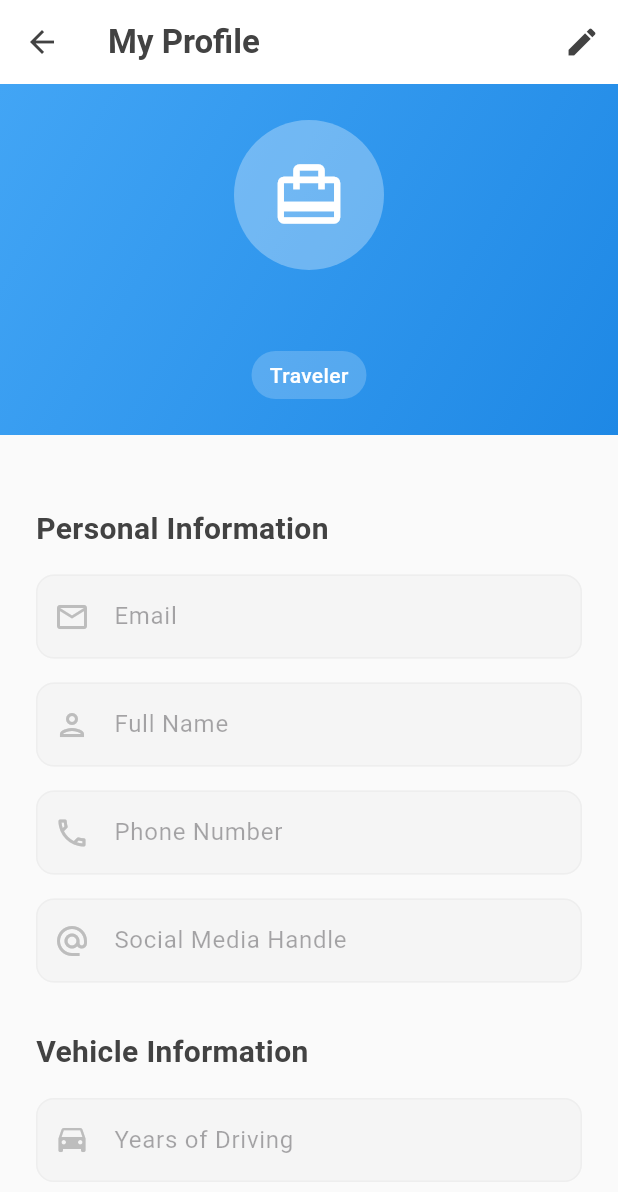
After one commit to Cokawhere/traveller, a Flutter app: the screen it shows once a user with an empty profile is signed in, in the side drawer, after a tap on "My Profile", on a phone screen of 412 x 824 dp. The commit adds this screen. Shown: the top 1192 px of the screen. Run offline on Flutter 3.47's test engine with Material 3 defaults, Android fonts, the phone set to English and light mode, and no system bars; our stand-ins replace cloud_firestore, firebase_auth, firebase_core; accounts and stored records are empty.

Commit message:
Added profile Screen

```diff
--- a/lib/main.dart
+++ b/lib/main.dart
@@ -4,6 +4,7 @@ import 'package:firebase_auth/firebase_auth.dart';
 import 'package:cloud_firestore/cloud_firestore.dart';
 import 'package:traveller/screens/home_screen.dart';
 import 'package:traveller/screens/login_screen.dart';
+import 'package:traveller/screens/profile_screen.dart';
 import 'package:traveller/screens/register_screen.dart';
 import 'package:traveller/services/auth.dart';
 
@@ -27,6 +28,7 @@ class MyApp extends StatelessWidget {
         '/login': (context) => LoginScreen(),
         '/register': (context) => RegisterScreen(),
         '/home': (context) => HomeScreen(),
+        '/profile': (context) => ProfileScreen(),
       },
     );
   }
--- a/lib/screens/home_screen.dart
+++ b/lib/screens/home_screen.dart
@@ -157,7 +157,6 @@ class HomeScreen extends StatelessWidget {
 
                 SizedBox(height: 32),
 
-
               ],
             ),
           ),
@@ -236,6 +235,25 @@ class HomeScreen extends StatelessWidget {
               padding: EdgeInsets.zero,
               children: [
                 SizedBox(height: 8),
+
+                // Profile menu item (for all roles)
+                ListTile(
+                  leading: Icon(Icons.account_circle, color: Colors.blue[600]),
+                  title: Text(
+                    'My Profile',
+                    style: TextStyle(
+                      fontSize: 16,
+                      fontWeight: FontWeight.w500,
+                    ),
+                  ),
+                  onTap: () {
+                    Navigator.pop(context);
+                    Navigator.pushNamed(context, '/profile');
+                  },
+                ),
+
+                Divider(height: 24, thickness: 1, indent: 16, endIndent: 16),
+
                 ..._getRoleSpecificMenuItems(user.role, context),
 
                 Divider(height: 32, thickness: 1),
@@ -509,48 +527,7 @@ class HomeScreen extends StatelessWidget {
     );
   }
 
-  Widget _buildActivityCard() {
-    return Container(
-      padding: EdgeInsets.all(20),
-      decoration: BoxDecoration(
-        color: Colors.white,
-        borderRadius: BorderRadius.circular(12),
-        boxShadow: [
-          BoxShadow(
-            color: Colors.black.withOpacity(0.05),
-            blurRadius: 10,
-            offset: Offset(0, 2),
-          ),
-        ],
-      ),
-      child: Column(
-        children: [
-          Icon(
-            Icons.upcoming,
-            size: 48,
-            color: Colors.grey[400],
-          ),
-          SizedBox(height: 12),
-          Text(
-            'No recent activity',
-            style: TextStyle(
-              fontSize: 16,
-              color: Colors.grey[600],
-              fontWeight: FontWeight.w500,
-            ),
-          ),
-          SizedBox(height: 4),
-          Text(
-            'Your activities will appear here',
-            style: TextStyle(
-              fontSize: 14,
-              color: Colors.grey[500],
-            ),
-          ),
-        ],
-      ),
-    );
-  }
+
 
   List<Color> _getRoleGradientColors(UserRole role) {
     switch (role) {
--- /dev/null
+++ b/lib/screens/profile_screen.dart
@@ -0,0 +1,530 @@
+import 'package:flutter/material.dart';
+import 'package:cloud_firestore/cloud_firestore.dart';
+import 'package:firebase_auth/firebase_auth.dart' as auth;
+import 'package:traveller/enums/user_enum.dart';
+import 'package:traveller/models/user_model.dart';
+import 'package:traveller/services/auth.dart';
+
+class ProfileScreen extends StatefulWidget {
+  @override
+  _ProfileScreenState createState() => _ProfileScreenState();
+}
+
+class _ProfileScreenState extends State<ProfileScreen> {
+  final AuthService _authService = AuthService();
+  final _formKey = GlobalKey<FormState>();
+
+  // Controllers
+  final _nameController = TextEditingController();
+  final _phoneController = TextEditingController();
+  final _socialMediaController = TextEditingController();
+  final _yearsOfDrivingController = TextEditingController();
+  final _carNameController = TextEditingController();
+  final _carModelController = TextEditingController();
+
+  bool _isLoading = false;
+  bool _isEditing = false;
+  UserModel? _user;
+  Map<String, dynamic>? _detailedData;
+
+  @override
+  void initState() {
+    super.initState();
+    _loadUserData();
+  }
+
+  Future<void> _loadUserData() async {
+    setState(() {
+      _isLoading = true;
+    });
+
+    _user = await _authService.getCurrentUserData();
+    _detailedData = await _authService.getDetailedUserData();
+
+    if (_detailedData != null) {
+      _nameController.text = _detailedData!['name'] ?? '';
+      _phoneController.text = _detailedData!['phone'] ?? '';
+
+      if (_user?.role == UserRole.traveler || _user?.role == UserRole.companier) {
+        _socialMediaController.text = _detailedData!['socialMedia'] ?? '';
+      }
+
+      if (_user?.role == UserRole.traveler) {
+        _yearsOfDrivingController.text = (_detailedData!['yearsOfDriving'] ?? 0).toString();
+        _carNameController.text = _detailedData!['carName'] ?? '';
+        _carModelController.text = _detailedData!['carModel'] ?? '';
+      }
+    }
+
+    setState(() {
+      _isLoading = false;
+    });
+  }
+
+  @override
+  Widget build(BuildContext context) {
+    if (_isLoading || _user == null) {
+      return Scaffold(
+        appBar: AppBar(
+          title: Text('Profile'),
+          backgroundColor: Colors.white,
+          foregroundColor: Colors.grey[800],
+          elevation: 0,
+        ),
+        body: Center(child: CircularProgressIndicator()),
+      );
+    }
+
+    return Scaffold(
+      backgroundColor: Colors.grey[50],
+      appBar: AppBar(
+        backgroundColor: Colors.white,
+        foregroundColor: Colors.grey[800],
+        elevation: 0,
+        title: Text(
+          'My Profile',
+          style: TextStyle(fontWeight: FontWeight.w600),
+        ),
+        actions: [
+          if (!_isEditing)
+            IconButton(
+              icon: Icon(Icons.edit),
+              onPressed: () {
+                setState(() {
+                  _isEditing = true;
+                });
+              },
+            ),
+        ],
+      ),
+      body: SingleChildScrollView(
+        child: Column(
+          children: [
+            // Profile Header
+            Container(
+              width: double.infinity,
+              padding: EdgeInsets.all(24),
+              decoration: BoxDecoration(
+                gradient: LinearGradient(
+                  colors: _getRoleGradientColors(_user!.role),
+                  begin: Alignment.topLeft,
+                  end: Alignment.bottomRight,
+                ),
+              ),
+              child: Column(
+                children: [
+                  CircleAvatar(
+                    radius: 50,
+                    backgroundColor: Colors.white.withOpacity(0.3),
+                    child: Icon(
+                      _getRoleIcon(_user!.role),
+                      size: 50,
+                      color: Colors.white,
+                    ),
+                  ),
+                  SizedBox(height: 16),
+                  Text(
+                    _user!.name,
+                    style: TextStyle(
+                      color: Colors.white,
+                      fontSize: 24,
+                      fontWeight: FontWeight.bold,
+                    ),
+                  ),
+                  SizedBox(height: 4),
+                  Container(
+                    padding: EdgeInsets.symmetric(horizontal: 12, vertical: 6),
+                    decoration: BoxDecoration(
+                      color: Colors.white.withOpacity(0.2),
+                      borderRadius: BorderRadius.circular(20),
+                    ),
+                    child: Text(
+                      _getRoleDisplayName(_user!.role),
+                      style: TextStyle(
+                        color: Colors.white,
+                        fontSize: 14,
+                        fontWeight: FontWeight.w500,
+                      ),
+                    ),
+                  ),
+                ],
+              ),
+            ),
+
+            SizedBox(height: 24),
+
+            // Profile Form
+            Padding(
+              padding: EdgeInsets.all(24.0),
+              child: Form(
+                key: _formKey,
+                child: Column(
+                  crossAxisAlignment: CrossAxisAlignment.start,
+                  children: [
+                    Text(
+                      'Personal Information',
+                      style: TextStyle(
+                        fontSize: 20,
+                        fontWeight: FontWeight.bold,
+                        color: Colors.grey[800],
+                      ),
+                    ),
+                    SizedBox(height: 16),
+
+                    // Email (Read-only)
+                    _buildTextField(
+                      label: 'Email',
+                      icon: Icons.email_outlined,
+                      value: _user!.email,
+                      enabled: false,
+                    ),
+                    SizedBox(height: 16),
+
+                    // Name
+                    _buildTextField(
+                      label: 'Full Name',
+                      icon: Icons.person_outlined,
+                      controller: _nameController,
+                      enabled: _isEditing,
+                      validator: (value) {
+                        if (value == null || value.isEmpty) {
+                          return 'Please enter your name';
+                        }
+                        return null;
+                      },
+                    ),
+                    SizedBox(height: 16),
+
+                    // Phone
+                    _buildTextField(
+                      label: 'Phone Number',
+                      icon: Icons.phone_outlined,
+                      controller: _phoneController,
+                      enabled: _isEditing,
+                      keyboardType: TextInputType.phone,
+                      validator: (value) {
+                        if (value == null || value.isEmpty) {
+                          return 'Please enter your phone number';
+                        }
+                        return null;
+                      },
+                    ),
+                    SizedBox(height: 16),
+
+                    // Social Media (for Traveler and Companier)
+                    if (_user!.role == UserRole.traveler || _user!.role == UserRole.companier) ...[
+                      _buildTextField(
+                        label: 'Social Media Handle',
+                        icon: Icons.alternate_email,
+                        controller: _socialMediaController,
+                        enabled: _isEditing,
+                        validator: (value) {
+                          if (value == null || value.isEmpty) {
+                            return 'Please enter your social media';
+                          }
+                          return null;
+                        },
+                      ),
+                      SizedBox(height: 16),
+                    ],
+
+                    // Traveler-specific fields
+                    if (_user!.role == UserRole.traveler) ...[
+                      SizedBox(height: 16),
+                      Text(
+                        'Vehicle Information',
+                        style: TextStyle(
+                          fontSize: 20,
+                          fontWeight: FontWeight.bold,
+                          color: Colors.grey[800],
+                        ),
+                      ),
+                      SizedBox(height: 16),
+
+                      _buildTextField(
+                        label: 'Years of Driving',
+                        icon: Icons.drive_eta,
+                        controller: _yearsOfDrivingController,
+                        enabled: _isEditing,
+                        keyboardType: TextInputType.number,
+                        validator: (value) {
+                          if (value == null || value.isEmpty) {
+                            return 'Please enter years of driving';
+                          }
+                          return null;
+                        },
+                      ),
+                      SizedBox(height: 16),
+
+                      _buildTextField(
+                        label: 'Car Name',
+                        icon: Icons.directions_car,
+                        controller: _carNameController,
+                        enabled: _isEditing,
+                        validator: (value) {
+                          if (value == null || value.isEmpty) {
+                            return 'Please enter your car name';
+                          }
+                          return null;
+                        },
+                      ),
+                      SizedBox(height: 16),
+
+                      _buildTextField(
+                        label: 'Car Model',
+                        icon: Icons.car_rental,
+                        controller: _carModelController,
+                        enabled: _isEditing,
+                        validator: (value) {
+                          if (value == null || value.isEmpty) {
+                            return 'Please enter your car model';
+                          }
+                          return null;
+                        },
+                      ),
+                    ],
+
+                    if (_isEditing) ...[
+                      SizedBox(height: 32),
+                      Row(
+                        children: [
+                          Expanded(
+                            child: OutlinedButton(
+                              onPressed: () {
+                                setState(() {
+                                  _isEditing = false;
+                                });
+                                _loadUserData(); // Reload original data
+                              },
+                              style: OutlinedButton.styleFrom(
+                                padding: EdgeInsets.symmetric(vertical: 16),
+                                side: BorderSide(color: Colors.grey[400]!),
+                                shape: RoundedRectangleBorder(
+                                  borderRadius: BorderRadius.circular(12),
+                                ),
+                              ),
+                              child: Text(
+                                'Cancel',
+                                style: TextStyle(
+                                  fontSize: 16,
+                                  fontWeight: FontWeight.w600,
+                                  color: Colors.grey[700],
+                                ),
+                              ),
+                            ),
+                          ),
+                          SizedBox(width: 16),
+                          Expanded(
+                            child: ElevatedButton(
+                              onPressed: _isLoading ? null : _saveProfile,
+                              style: ElevatedButton.styleFrom(
+                                padding: EdgeInsets.symmetric(vertical: 16),
+                                backgroundColor: Colors.blue[600],
+                                shape: RoundedRectangleBorder(
+                                  borderRadius: BorderRadius.circular(12),
+                                ),
+                              ),
+                              child: _isLoading
+                                  ? SizedBox(
+                                      height: 20,
+                                      width: 20,
+                                      child: CircularProgressIndicator(
+                                        color: Colors.white,
+                                        strokeWidth: 2,
+                                      ),
+                                    )
+                                  : Text(
+                                      'Save Changes',
+                                      style: TextStyle(
+                                        fontSize: 16,
+                                        fontWeight: FontWeight.w600,
+                                      ),
+                                    ),
+                            ),
+                          ),
+                        ],
+                      ),
+                    ],
+                  ],
+                ),
+              ),
+            ),
+          ],
+        ),
+      ),
+    );
+  }
+
+  Widget _buildTextField({
+    required String label,
+    required IconData icon,
+    String? value,
+    TextEditingController? controller,
+    bool enabled = true,
+    TextInputType? keyboardType,
+    String? Function(String?)? validator,
+  }) {
+    return TextFormField(
+      controller: controller,
+      initialValue: value,
+      enabled: enabled,
+      keyboardType: keyboardType,
+      validator: validator,
+      style: TextStyle(
+        color: enabled ? Colors.grey[800] : Colors.grey[600],
+      ),
+      decoration: InputDecoration(
+        labelText: label,
+        prefixIcon: Icon(icon, color: enabled ? Colors.grey[600] : Colors.grey[400]),
+        border: OutlineInputBorder(
+          borderRadius: BorderRadius.circular(12),
+          borderSide: BorderSide(color: Colors.grey[300]!),
+        ),
+        enabledBorder: OutlineInputBorder(
+          borderRadius: BorderRadius.circular(12),
+          borderSide: BorderSide(color: Colors.grey[300]!),
+        ),
+        disabledBorder: OutlineInputBorder(
+          borderRadius: BorderRadius.circular(12),
+          borderSide: BorderSide(color: Colors.grey[200]!),
+        ),
+        focusedBorder: OutlineInputBorder(
+          borderRadius: BorderRadius.circular(12),
+          borderSide: BorderSide(color: Colors.blue[600]!, width: 2),
+        ),
+        filled: true,
+        fillColor: enabled ? Colors.white : Colors.grey[100],
+        contentPadding: EdgeInsets.symmetric(horizontal: 16, vertical: 16),
+      ),
+    );
+  }
+
+  Future<void> _saveProfile() async {
+    if (!_formKey.currentState!.validate()) return;
+
+    setState(() {
+      _isLoading = true;
+    });
+
+    try {
+      auth.User? currentUser = _authService.getCurrentUser();
+      if (currentUser == null) throw Exception('No user logged in');
+
+      // Update based on role
+      Map<String, dynamic> updateData = {
+        'name': _nameController.text.trim(),
+        'phone': _phoneController.text.trim(),
+      };
+
+      if (_user!.role == UserRole.traveler || _user!.role == UserRole.companier) {
+        updateData['socialMedia'] = _socialMediaController.text.trim();
+      }
+
+      if (_user!.role == UserRole.traveler) {
+        updateData['yearsOfDriving'] = int.tryParse(_yearsOfDrivingController.text) ?? 0;
+        updateData['carName'] = _carNameController.text.trim();
+        updateData['carModel'] = _carModelController.text.trim();
+      }
+
+      // Update in role-specific collection
+      String collection = '';
+      switch (_user!.role) {
+        case UserRole.admin:
+          collection = 'admins';
+          break;
+        case UserRole.traveler:
+          collection = 'travelers';
+          break;
+        case UserRole.companier:
+          collection = 'companiers';
+          break;
+      }
+
+      await FirebaseFirestore.instance
+          .collection(collection)
+          .doc(currentUser.uid)
+          .update(updateData);
+
+      // Update in users collection
+      await FirebaseFirestore.instance
+          .collection('users')
+          .doc(currentUser.uid)
+          .update({
+        'name': _nameController.text.trim(),
+      });
+
+      // Update display name in Firebase Auth
+      await currentUser.updateDisplayName(_nameController.text.trim());
+
+      setState(() {
+        _isEditing = false;
+        _isLoading = false;
+      });
+
+      ScaffoldMessenger.of(context).showSnackBar(
+        SnackBar(
+          content: Text('Profile updated successfully!'),
+          backgroundColor: Colors.green[600],
+        ),
+      );
+
+      // Reload data
+      await _loadUserData();
+    } catch (e) {
+      setState(() {
+        _isLoading = false;
+      });
+
+      ScaffoldMessenger.of(context).showSnackBar(
+        SnackBar(
+          content: Text('Failed to update profile: ${e.toString()}'),
+          backgroundColor: Colors.red[600],
+        ),
+      );
+    }
+  }
+
+  List<Color> _getRoleGradientColors(UserRole role) {
+    switch (role) {
+      case UserRole.admin:
+        return [Colors.red[400]!, Colors.red[600]!];
+      case UserRole.traveler:
+        return [Colors.blue[400]!, Colors.blue[600]!];
+      case UserRole.companier:
+        return [Colors.teal[400]!, Colors.teal[600]!];
+    }
+  }
+
+  IconData _getRoleIcon(UserRole role) {
+    switch (role) {
+      case UserRole.admin:
+        return Icons.admin_panel_settings;
+      case UserRole.traveler:
+        return Icons.card_travel;
+      case UserRole.companier:
+        return Icons.business;
+    }
+  }
+
+  String _getRoleDisplayName(UserRole role) {
+    switch (role) {
+      case UserRole.admin:
+        return 'Administrator';
+      case UserRole.traveler:
+        return 'Traveler';
+      case UserRole.companier:
+        return 'Companier';
+    }
+  }
+
+  @override
+  void dispose() {
+    _nameController.dispose();
+    _phoneController.dispose();
+    _socialMediaController.dispose();
+    _yearsOfDrivingController.dispose();
+    _carNameController.dispose();
+    _carModelController.dispose();
+    super.dispose();
+  }
+}
```
